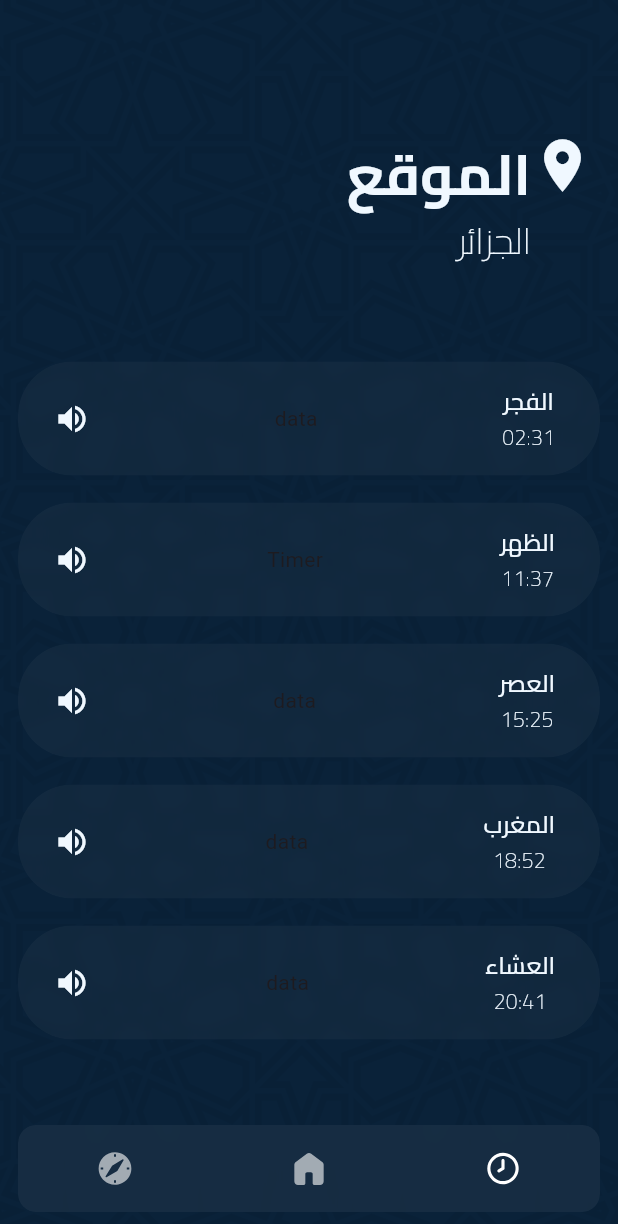
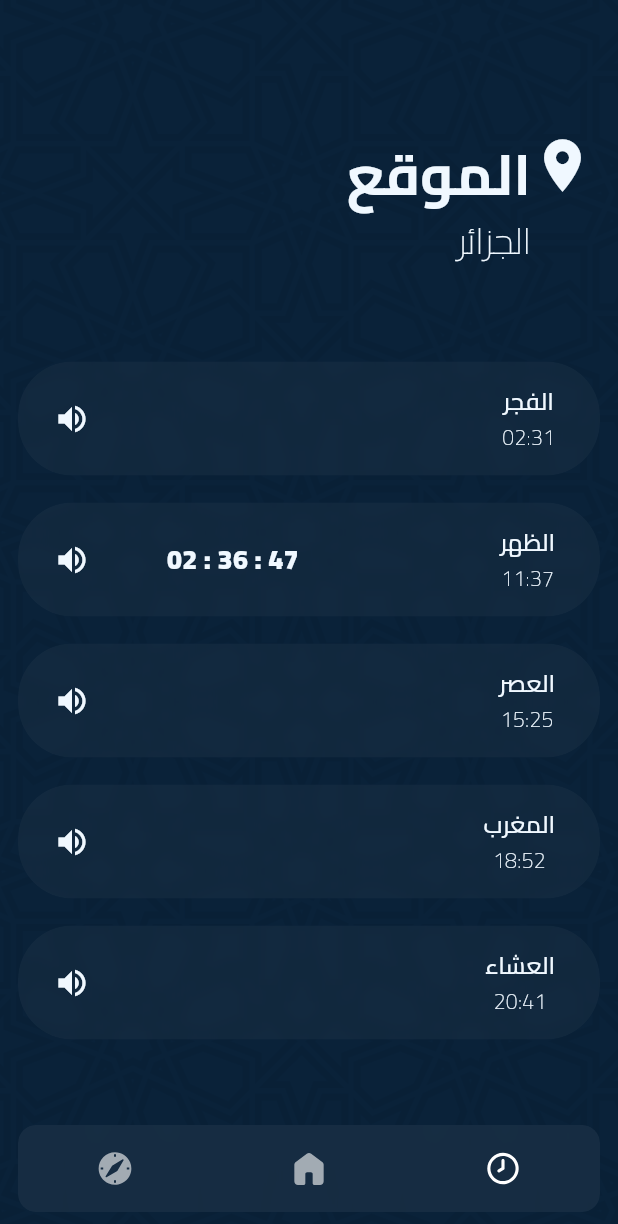
Before and after one commit to ki1lux/Adhanuk, a Flutter app: the screen it shows after launch, item 3 of the bottom bar chosen, on a phone screen of 412 x 824 dp. Shown: the top 1224 px of the screen. Run offline on Flutter 3.47's test engine with Material 3 defaults, Android fonts, the phone set to English and light mode, and no system bars; our stand-ins replace adhan, flutter_svg.

Commit message:
add view timer for the prayer time screen

```diff
--- a/lib/view/PrayerTimeScreen.dart
+++ b/lib/view/PrayerTimeScreen.dart
@@ -132,7 +132,19 @@ Widget prayerCard(String name, String time, bool isNext) {
                 Icon(Icons.volume_up, color: Color(0xffF0F8FF)),
 
                 //there where i want to add countDownTimer just at the next prayer
-                isNext ? Text("Timer") : Text("data"),
+                isNext
+                    ? Text(
+                      // textAlign: TextAlign.left,
+                      "02 : 36 : 47",
+                      style: TextStyle(
+                        fontFamily: 'Cairo',
+                        color: Color(0xffF0F8FF),
+                        fontWeight: FontWeight.w900,
+                        fontSize: 18,
+                      ),
+                    )
+                    : Text(""),
+                SizedBox(width: 32),
 
                 Padding(
                   padding: const EdgeInsets.only(right: 6),
```
